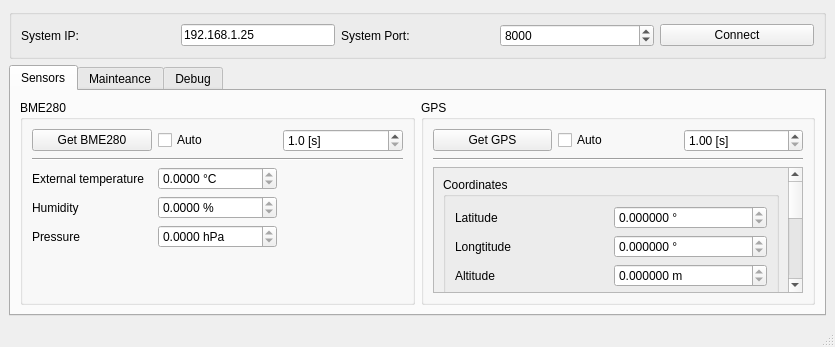
Old version of the form mainwindow.ui in the repository DominikKamykowski/ServiceApplicationRPi.
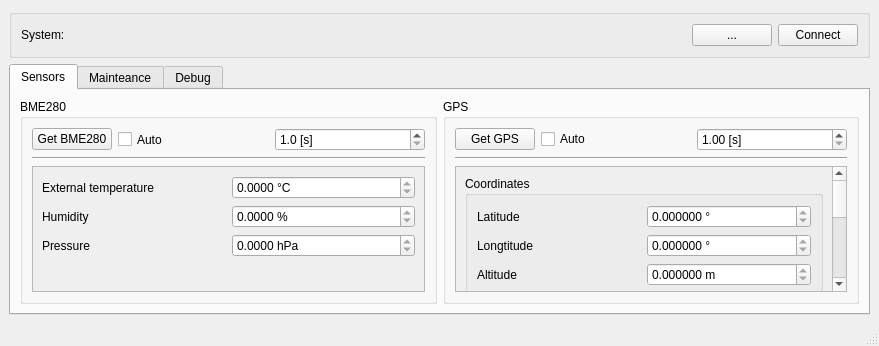
New version of the form. The open tabs and pages were chosen to show the change.

Patch:
```diff
--- a/mainwindow.ui
+++ b/mainwindow.ui
@@ -6,8 +6,8 @@
    <rect>
     <x>0</x>
     <y>0</y>
-    <width>835</width>
-    <height>347</height>
+    <width>879</width>
+    <height>346</height>
    </rect>
   </property>
   <property name="sizePolicy">
@@ -41,52 +41,34 @@
          <item>
           <widget class="QLabel" name="lbSystemIP">
            <property name="text">
-            <string>System IP:</string>
+            <string>System:</string>
            </property>
           </widget>
          </item>
          <item>
-          <widget class="QLineEdit" name="leSystemIP">
-           <property name="sizePolicy">
-            <sizepolicy hsizetype="Preferred" vsizetype="Fixed">
-             <horstretch>0</horstretch>
-             <verstretch>0</verstretch>
-            </sizepolicy>
+          <widget class="QLabel" name="lbConnectionString">
+           <property name="text">
+            <string/>
            </property>
-           <property name="maximumSize">
+          </widget>
+         </item>
+         <item>
+          <spacer name="horizontalSpacer">
+           <property name="orientation">
+            <enum>Qt::Horizontal</enum>
+           </property>
+           <property name="sizeHint" stdset="0">
             <size>
-             <width>1600</width>
-             <height>16777215</height>
+             <width>40</width>
+             <height>20</height>
             </size>
            </property>
-           <property name="text">
-            <string>192.168.1.25</string>
-           </property>
-          </widget>
+          </spacer>
          </item>
          <item>
-          <widget class="QLabel" name="label_5">
+          <widget class="QPushButton" name="pbConnectConfigure">
            <property name="text">
-            <string>System Port:</string>
-           </property>
-          </widget>
-         </item>
-         <item>
-          <widget class="QSpinBox" name="sbSystemPort">
-           <property name="sizePolicy">
-            <sizepolicy hsizetype="Preferred" vsizetype="Preferred">
-             <horstretch>0</horstretch>
-             <verstretch>0</verstretch>
-            </sizepolicy>
-           </property>
-           <property name="maximum">
-            <number>50000</number>
-           </property>
-           <property name="value">
-            <number>8000</number>
-           </property>
-           <property name="displayIntegerBase">
-            <number>10</number>
+            <string>...</string>
            </property>
           </widget>
          </item>
@@ -124,100 +106,59 @@
            <string>BME280</string>
           </property>
           <layout class="QGridLayout" name="gridLayout_11">
-           <item row="5" column="1">
-            <spacer name="verticalSpacer_7">
-             <property name="orientation">
-              <enum>Qt::Vertical</enum>
+           <item row="0" column="0">
+            <widget class="QPushButton" name="pbGetAllBME280">
+             <property name="sizePolicy">
+              <sizepolicy hsizetype="Fixed" vsizetype="Fixed">
+               <horstretch>0</horstretch>
+               <verstretch>0</verstretch>
+              </sizepolicy>
              </property>
-             <property name="sizeHint" stdset="0">
-              <size>
-               <width>20</width>
-               <height>40</height>
-              </size>
+             <property name="text">
+              <string>Get BME280</string>
              </property>
-            </spacer>
-           </item>
-           <item row="2" column="1">
-            <widget class="QDoubleSpinBox" name="dsbExternalTemp">
-             <property name="readOnly">
-              <bool>true</bool>
-             </property>
-             <property name="suffix">
-              <string> °C</string>
-             </property>
-             <property name="decimals">
-              <number>4</number>
-             </property>
             </widget>
            </item>
-           <item row="0" column="2">
-            <widget class="QDoubleSpinBox" name="dsbAutoBmeDuration">
-             <property name="suffix">
-              <string> [s]</string>
-             </property>
-             <property name="decimals">
-              <number>1</number>
-             </property>
-             <property name="minimum">
-              <double>1.000000000000000</double>
-             </property>
-             <property name="singleStep">
-              <double>0.500000000000000</double>
-             </property>
-            </widget>
-           </item>
-           <item row="1" column="0" colspan="3">
+           <item row="1" column="0" colspan="2">
             <widget class="Line" name="line">
              <property name="orientation">
               <enum>Qt::Horizontal</enum>
              </property>
             </widget>
            </item>
-           <item row="3" column="0">
+           <item row="2" column="0" colspan="2">
+            <widget class="QScrollArea" name="scrollArea_5">
+             <property name="widgetResizable">
+              <bool>true</bool>
+             </property>
+             <widget class="QWidget" name="scrollAreaWidgetContents_5">
+              <property name="geometry">
+               <rect>
+                <x>0</x>
+                <y>-20</y>
+                <width>377</width>
+                <height>111</height>
+               </rect>
+              </property>
+              <layout class="QGridLayout" name="gridLayout">
+               <item row="1" column="0">
             <widget class="QLabel" name="label_8">
              <property name="text">
               <string>Humidity</string>
              </property>
             </widget>
            </item>
-           <item row="3" column="1">
-            <widget class="QDoubleSpinBox" name="dsbHumidity">
-             <property name="readOnly">
-              <bool>true</bool>
-             </property>
-             <property name="suffix">
-              <string> %</string>
-             </property>
-             <property name="decimals">
-              <number>4</number>
-             </property>
-            </widget>
-           </item>
-           <item row="0" column="0">
-            <widget class="QPushButton" name="pbGetAllBME280">
-             <property name="sizePolicy">
-              <sizepolicy hsizetype="Preferred" vsizetype="Fixed">
-               <horstretch>0</horstretch>
-               <verstretch>0</verstretch>
-              </sizepolicy>
-             </property>
-             <property name="text">
-              <string>Get BME280</string>
-             </property>
-            </widget>
-           </item>
-           <item row="4" column="0">
-            <widget class="QLabel" name="label_9">
-             <property name="text">
-              <string>Pressure</string>
-             </property>
-            </widget>
-           </item>
-           <item row="4" column="1">
+               <item row="2" column="1">
             <widget class="QDoubleSpinBox" name="dsbPressure">
              <property name="enabled">
               <bool>true</bool>
              </property>
+                 <property name="sizePolicy">
+                  <sizepolicy hsizetype="Preferred" vsizetype="Fixed">
+                   <horstretch>0</horstretch>
+                   <verstretch>0</verstretch>
+                  </sizepolicy>
+                 </property>
              <property name="readOnly">
               <bool>true</bool>
              </property>
@@ -232,20 +173,114 @@
              </property>
             </widget>
            </item>
-           <item row="0" column="1">
-            <widget class="QCheckBox" name="cbAutoGetBME280">
-             <property name="text">
-              <string>Auto</string>
-             </property>
-            </widget>
-           </item>
            <item row="2" column="0">
+                <widget class="QLabel" name="label_9">
+                 <property name="text">
+                  <string>Pressure</string>
+                 </property>
+                </widget>
+               </item>
+               <item row="1" column="1">
+                <widget class="QDoubleSpinBox" name="dsbHumidity">
+                 <property name="sizePolicy">
+                  <sizepolicy hsizetype="Preferred" vsizetype="Fixed">
+                   <horstretch>0</horstretch>
+                   <verstretch>0</verstretch>
+                  </sizepolicy>
+                 </property>
+                 <property name="readOnly">
+                  <bool>true</bool>
+                 </property>
+                 <property name="suffix">
+                  <string> %</string>
+                 </property>
+                 <property name="decimals">
+                  <number>4</number>
+                 </property>
+                </widget>
+               </item>
+               <item row="0" column="0">
             <widget class="QLabel" name="label_7">
              <property name="text">
               <string>External temperature</string>
              </property>
             </widget>
            </item>
+               <item row="0" column="1">
+                <widget class="QDoubleSpinBox" name="dsbExternalTemp">
+                 <property name="sizePolicy">
+                  <sizepolicy hsizetype="Preferred" vsizetype="Fixed">
+                   <horstretch>0</horstretch>
+                   <verstretch>0</verstretch>
+                  </sizepolicy>
+                 </property>
+                 <property name="readOnly">
+                  <bool>true</bool>
+                 </property>
+                 <property name="suffix">
+                  <string> °C</string>
+                 </property>
+                 <property name="decimals">
+                  <number>4</number>
+                 </property>
+                </widget>
+               </item>
+               <item row="3" column="1">
+                <spacer name="verticalSpacer_5">
+                 <property name="orientation">
+                  <enum>Qt::Vertical</enum>
+                 </property>
+                 <property name="sizeHint" stdset="0">
+                  <size>
+                   <width>20</width>
+                   <height>40</height>
+                  </size>
+                 </property>
+                </spacer>
+               </item>
+              </layout>
+             </widget>
+            </widget>
+           </item>
+           <item row="0" column="1">
+            <layout class="QHBoxLayout" name="horizontalLayout_16">
+             <item>
+              <widget class="QCheckBox" name="cbAutoGetBME280">
+               <property name="sizePolicy">
+                <sizepolicy hsizetype="Preferred" vsizetype="Preferred">
+                 <horstretch>0</horstretch>
+                 <verstretch>0</verstretch>
+                </sizepolicy>
+               </property>
+               <property name="text">
+                <string>Auto</string>
+               </property>
+              </widget>
+             </item>
+             <item>
+              <widget class="QDoubleSpinBox" name="dsbAutoBmeDuration">
+               <property name="sizePolicy">
+                <sizepolicy hsizetype="Preferred" vsizetype="Preferred">
+                 <horstretch>0</horstretch>
+                 <verstretch>0</verstretch>
+                </sizepolicy>
+               </property>
+               <property name="suffix">
+                <string> [s]</string>
+               </property>
+               <property name="decimals">
+                <number>1</number>
+               </property>
+               <property name="minimum">
+                <double>1.000000000000000</double>
+               </property>
+               <property name="singleStep">
+                <double>0.500000000000000</double>
+               </property>
+              </widget>
+             </item>
+            </layout>
+           </item>
           </layout>
          </widget>
         </item>
@@ -258,7 +293,7 @@
            <item row="0" column="0">
             <widget class="QPushButton" name="pbGetGPSData">
              <property name="sizePolicy">
-              <sizepolicy hsizetype="Preferred" vsizetype="Fixed">
+              <sizepolicy hsizetype="Fixed" vsizetype="Fixed">
                <horstretch>0</horstretch>
                <verstretch>0</verstretch>
               </sizepolicy>
@@ -268,30 +303,7 @@
              </property>
             </widget>
            </item>
-           <item row="0" column="1">
-            <widget class="QCheckBox" name="cbGpsAuto">
-             <property name="text">
-              <string>Auto</string>
-             </property>
-            </widget>
-           </item>
-           <item row="0" column="2">
-            <widget class="QDoubleSpinBox" name="dsbGpsDuration">
-             <property name="suffix">
-              <string> [s]</string>
-             </property>
-             <property name="minimum">
-              <double>1.000000000000000</double>
-             </property>
-             <property name="singleStep">
-              <double>0.500000000000000</double>
-             </property>
-             <property name="value">
-              <double>1.000000000000000</double>
-             </property>
-            </widget>
-           </item>
-           <item row="2" column="0" colspan="3">
+           <item row="2" column="0" colspan="4">
             <widget class="QScrollArea" name="scrollArea">
              <property name="sizePolicy">
               <sizepolicy hsizetype="Preferred" vsizetype="Preferred">
@@ -306,9 +318,9 @@
               <property name="geometry">
                <rect>
                 <x>0</x>
-                <y>0</y>
-                <width>354</width>
-                <height>368</height>
+                <y>-277</y>
+                <width>376</width>
+                <height>374</height>
                </rect>
               </property>
               <layout class="QVBoxLayout" name="verticalLayout_4">
@@ -530,13 +542,40 @@
              </widget>
             </widget>
            </item>
-           <item row="1" column="0" colspan="3">
+           <item row="1" column="0" colspan="4">
             <widget class="Line" name="line_2">
              <property name="orientation">
               <enum>Qt::Horizontal</enum>
              </property>
             </widget>
            </item>
+           <item row="0" column="1" colspan="3">
+            <layout class="QHBoxLayout" name="horizontalLayout_17">
+             <item>
+              <widget class="QCheckBox" name="cbGpsAuto">
+               <property name="text">
+                <string>Auto</string>
+               </property>
+              </widget>
+             </item>
+             <item>
+              <widget class="QDoubleSpinBox" name="dsbGpsDuration">
+               <property name="suffix">
+                <string> [s]</string>
+               </property>
+               <property name="minimum">
+                <double>1.000000000000000</double>
+               </property>
+               <property name="singleStep">
+                <double>0.500000000000000</double>
+               </property>
+               <property name="value">
+                <double>1.000000000000000</double>
+               </property>
+              </widget>
+             </item>
+            </layout>
+           </item>
           </layout>
          </widget>
         </item>
```
Left out of the diff: 396 changed lines with no effect on the pictures. Lines whose indentation alone changed are shown as unchanged.
